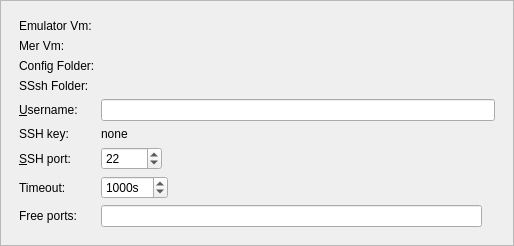
Before: the Qt Designer form src/plugins/mer/meremulatordevicewidget.ui in sailfishos/sailfish-qtcreator, drawn with Qt 5.
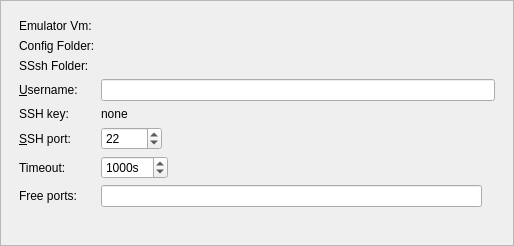
After: the same form once the commit is applied.

```diff
--- a/src/plugins/mer/meremulatordevicewidget.ui
+++ b/src/plugins/mer/meremulatordevicewidget.ui
@@ -52,21 +52,35 @@
             </property>
            </widget>
           </item>
-          <item row="4" column="0">
-           <widget class="QLabel" name="merVmLabel">
+          <item row="5" column="0">
+           <widget class="QLabel" name="configFolderLabel">
             <property name="text">
-             <string>Mer Vm:</string>
+             <string>Config Folder:</string>
             </property>
            </widget>
           </item>
-          <item row="4" column="1">
-           <widget class="QLabel" name="merVmLabelEdit">
+          <item row="5" column="1">
+           <widget class="QLabel" name="configFolderLabelEdit">
             <property name="text">
              <string/>
             </property>
            </widget>
           </item>
-          <item row="8" column="0">
+          <item row="6" column="0">
+           <widget class="QLabel" name="sshFolderLabel">
+            <property name="text">
+             <string>SSsh Folder:</string>
+            </property>
+           </widget>
+          </item>
+          <item row="6" column="1">
+           <widget class="QLabel" name="sshFolderLabelEdit">
+            <property name="text">
+             <string/>
+            </property>
+           </widget>
+          </item>
+          <item row="7" column="0">
            <widget class="QLabel" name="userNameLabel">
             <property name="text">
              <string>&amp;Username:</string>
@@ -76,10 +90,24 @@
             </property>
            </widget>
           </item>
-          <item row="8" column="1">
+          <item row="7" column="1">
            <widget class="QLineEdit" name="userLineEdit"/>
           </item>
-          <item row="10" column="0">
+          <item row="8" column="0">
+           <widget class="QLabel" name="sshKeyLabel">
+            <property name="text">
+             <string>SSH key:</string>
+            </property>
+           </widget>
+          </item>
+          <item row="8" column="1">
+           <widget class="QLabel" name="sshKeyLabelEdit">
+            <property name="text">
+             <string>none</string>
+            </property>
+           </widget>
+          </item>
+          <item row="9" column="0">
            <widget class="QLabel" name="sshPortLabel">
             <property name="text">
              <string>&amp;SSH port:</string>
@@ -89,7 +117,7 @@
             </property>
            </widget>
           </item>
-          <item row="10" column="1">
+          <item row="9" column="1">
            <widget class="QSpinBox" name="sshPortSpinBox">
             <property name="minimum">
              <number>0</number>
@@ -102,7 +130,7 @@
             </property>
            </widget>
           </item>
-          <item row="11" column="0">
+          <item row="10" column="0">
            <widget class="QLabel" name="connectionTimeoutLabel">
             <property name="text">
              <string>Timeout:</string>
@@ -112,7 +140,7 @@
             </property>
            </widget>
           </item>
-          <item row="11" column="1">
+          <item row="10" column="1">
            <widget class="QSpinBox" name="timeoutSpinBox">
             <property name="suffix">
              <string>s</string>
@@ -128,7 +156,7 @@
             </property>
            </widget>
           </item>
-          <item row="12" column="0">
+          <item row="11" column="0">
            <widget class="QLabel" name="freePortsLabel">
             <property name="text">
              <string>Free ports:</string>
@@ -138,7 +166,7 @@
             </property>
            </widget>
           </item>
-          <item row="12" column="1">
+          <item row="11" column="1">
            <layout class="QHBoxLayout" name="horizontalLayout_2">
             <item>
              <widget class="QLineEdit" name="portsLineEdit">
@@ -156,48 +184,6 @@
             </item>
            </layout>
           </item>
-          <item row="9" column="0">
-           <widget class="QLabel" name="sshKeyLabel">
-            <property name="text">
-             <string>SSH key:</string>
-            </property>
-           </widget>
-          </item>
-          <item row="9" column="1">
-           <widget class="QLabel" name="sshKeyLabelEdit">
-            <property name="text">
-             <string>none</string>
-            </property>
-           </widget>
-          </item>
-          <item row="6" column="0">
-           <widget class="QLabel" name="configFolderLabel">
-            <property name="text">
-             <string>Config Folder:</string>
-            </property>
-           </widget>
-          </item>
-          <item row="7" column="0">
-           <widget class="QLabel" name="sshFolderLabel">
-            <property name="text">
-             <string>SSsh Folder:</string>
-            </property>
-           </widget>
-          </item>
-          <item row="6" column="1">
-           <widget class="QLabel" name="configFolderLabelEdit">
-            <property name="text">
-             <string/>
-            </property>
-           </widget>
-          </item>
-          <item row="7" column="1">
-           <widget class="QLabel" name="sshFolderLabelEdit">
-            <property name="text">
-             <string/>
-            </property>
-           </widget>
-          </item>
          </layout>
          <zorder>userLineEdit</zorder>
          <zorder>userNameLabel</zorder>
```
Left out of the diff: 2 changed lines with no effect on the pictures.
